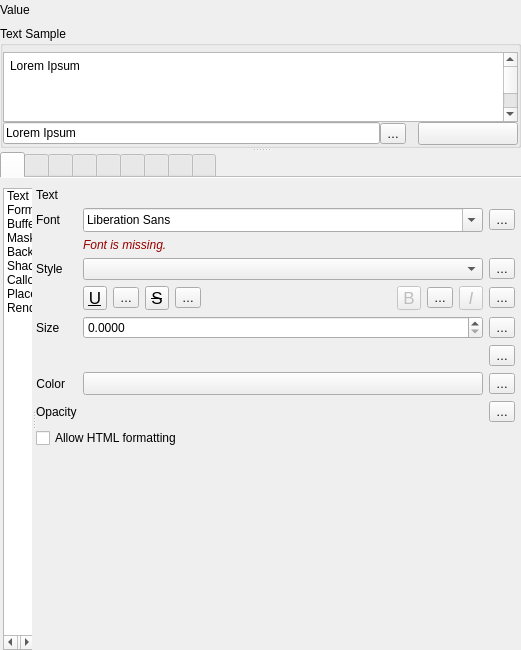
Above: src/ui/qgstextformatwidgetbase.ui from qgis/QGIS before the change. Below: the same form after it.
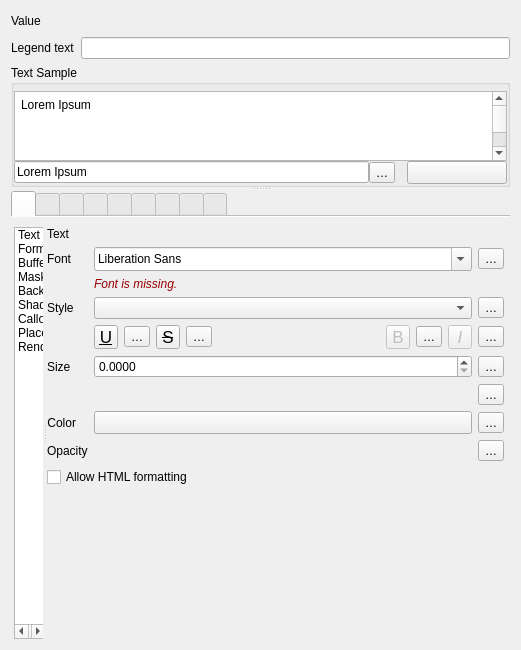
That is the form after the change. Icons and pictures are not drawn. Custom widgets are drawn as their Qt base class.

Commit message: Make legend/preview text configurable

The edit to the form file:
```diff
--- a/src/ui/qgstextformatwidgetbase.ui
+++ b/src/ui/qgstextformatwidgetbase.ui
@@ -14,21 +14,6 @@
    <string>Layer Labeling Settings</string>
   </property>
   <layout class="QGridLayout" name="gridLayout_8">
-   <property name="leftMargin">
-    <number>0</number>
-   </property>
-   <property name="topMargin">
-    <number>0</number>
-   </property>
-   <property name="rightMargin">
-    <number>0</number>
-   </property>
-   <property name="bottomMargin">
-    <number>0</number>
-   </property>
-   <property name="verticalSpacing">
-    <number>6</number>
-   </property>
    <item row="0" column="0">
     <widget class="QFrame" name="frameLabelWith">
      <layout class="QHBoxLayout" name="horizontalLayout_19">
@@ -89,7 +74,21 @@
      </layout>
     </widget>
    </item>
-   <item row="3" column="0">
+   <item row="1" column="0">
+    <layout class="QHBoxLayout" name="horizontalLayout_15">
+     <item>
+      <widget class="QLabel" name="mLegendStringLabel">
+       <property name="text">
+        <string>Legend text</string>
+       </property>
+      </widget>
+     </item>
+     <item>
+      <widget class="QLineEdit" name="mLegendStringLineEdit"/>
+     </item>
+    </layout>
+   </item>
+   <item row="2" column="0">
     <widget class="QFrame" name="mLabelingFrame">
      <property name="minimumSize">
       <size>
@@ -172,7 +171,7 @@
               <rect>
                <x>0</x>
                <y>0</y>
-               <width>499</width>
+               <width>480</width>
                <height>300</height>
               </rect>
              </property>
@@ -717,8 +716,8 @@
                       <rect>
                        <x>0</x>
                        <y>0</y>
-                       <width>485</width>
-                       <height>433</height>
+                       <width>455</width>
+                       <height>414</height>
                       </rect>
                      </property>
                      <layout class="QVBoxLayout" name="verticalLayout_2" stretch="0,1">
@@ -6577,6 +6576,12 @@
  </widget>
  <layoutdefault spacing="6" margin="11"/>
  <customwidgets>
+  <customwidget>
+   <class>QgsScrollArea</class>
+   <extends>QScrollArea</extends>
+   <header>qgsscrollarea.h</header>
+   <container>1</container>
+  </customwidget>
   <customwidget>
    <class>QgsCollapsibleGroupBox</class>
    <extends>QGroupBox</extends>
@@ -6593,12 +6598,6 @@
    <extends>QDoubleSpinBox</extends>
    <header>qgsdoublespinbox.h</header>
   </customwidget>
-  <customwidget>
-   <class>QgsScrollArea</class>
-   <extends>QScrollArea</extends>
-   <header>qgsscrollarea.h</header>
-   <container>1</container>
-  </customwidget>
   <customwidget>
    <class>QgsFieldExpressionWidget</class>
    <extends>QWidget</extends>
```
Left out of the diff: 34 changed lines with no effect on the pictures. The commit also changes 5 other files.
